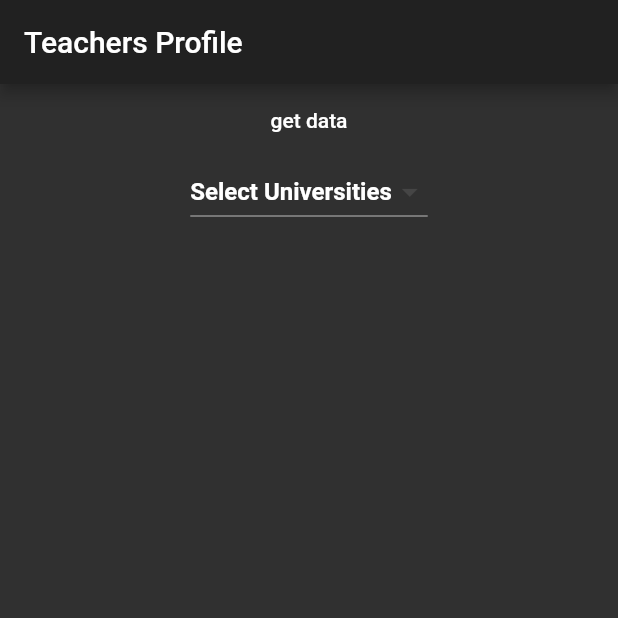
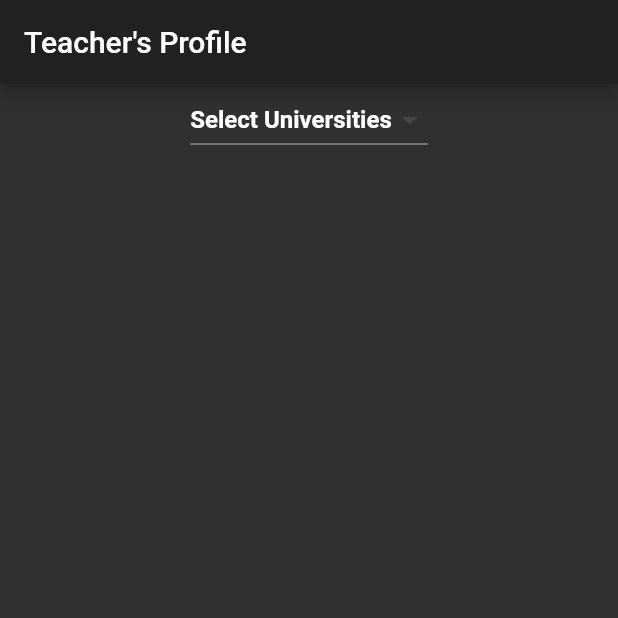
Before and after one commit to dipcse07/teacherProfile, a Flutter app: the screen it shows after launch, on a phone screen of 412 x 824 dp, the top half of it. Run offline on Flutter 3.47's test engine with Material 2 defaults, Android fonts, the phone set to English and light mode, and no system bars; network calls fail.

Commit message:
first completation

```diff
--- a/lib/main.dart
+++ b/lib/main.dart
@@ -14,7 +14,7 @@ class MyApp extends StatelessWidget {
     return MaterialApp(
       title: 'Teacher\s Profile',
       theme: ThemeData.dark(),
-      home: MyHomePage(title: 'Teacher\s Profile'),
+      home: MyHomePage(title: 'Teacher\'s Profile'),
     );
   }
 }
@@ -32,6 +32,14 @@ int count = 0;
 List teachersInfo = [];
 
 class _MyHomePageState extends State<MyHomePage> {
+
+  @override
+  void initState() {
+    // TODO: implement initState
+    super.initState();
+    this.getData();
+  }
+
   var data;
 
   var collegeDataLenght;
@@ -79,14 +87,14 @@ class _MyHomePageState extends State<MyHomePage> {
           child: Column(
             crossAxisAlignment: CrossAxisAlignment.center,
             children: <Widget>[
-              FlatButton(
-                onPressed: () {
-                  getData();
-
-                  print('the count: $count');
-                },
-                child: Text('get data'),
-              ),
+//              FlatButton(
+//                onPressed: () {
+//                  getData();
+//
+//                  print('the count: $count');
+//                },
+//                child: Text('get data'),
+//              ),
               DropdownButton<String>(
                 value: SelectedUniversity,
                 items: keyList.map((String value) {
```
Also changed, not shown: lib/result_page.dart (+29 -5 lines).
